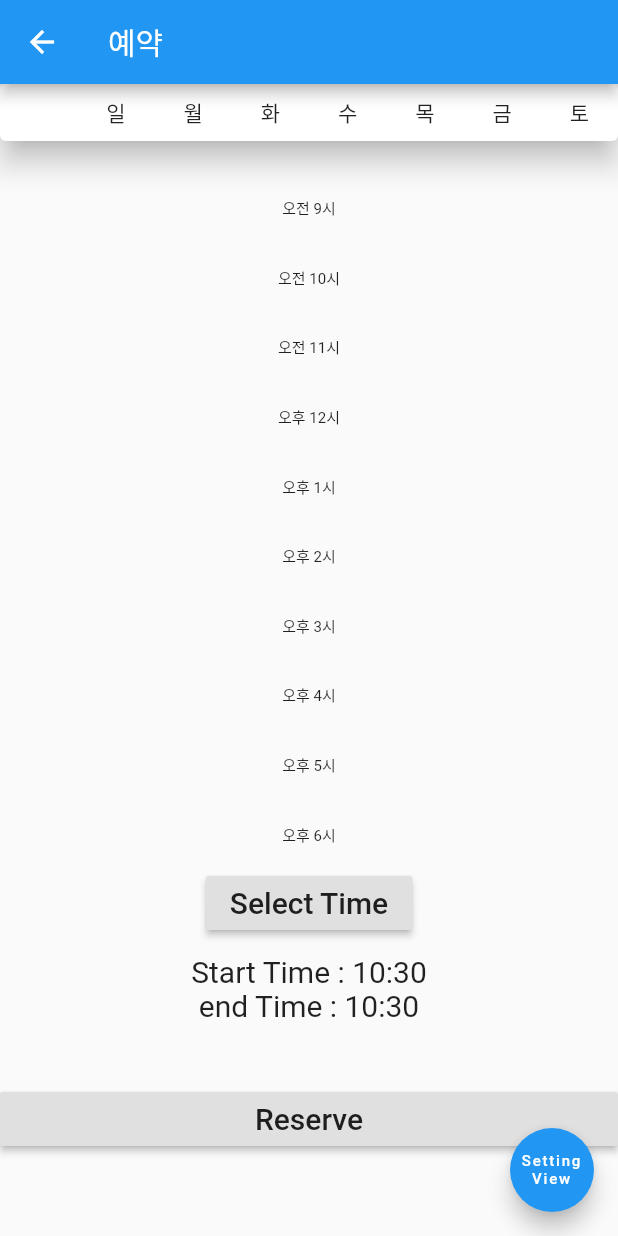
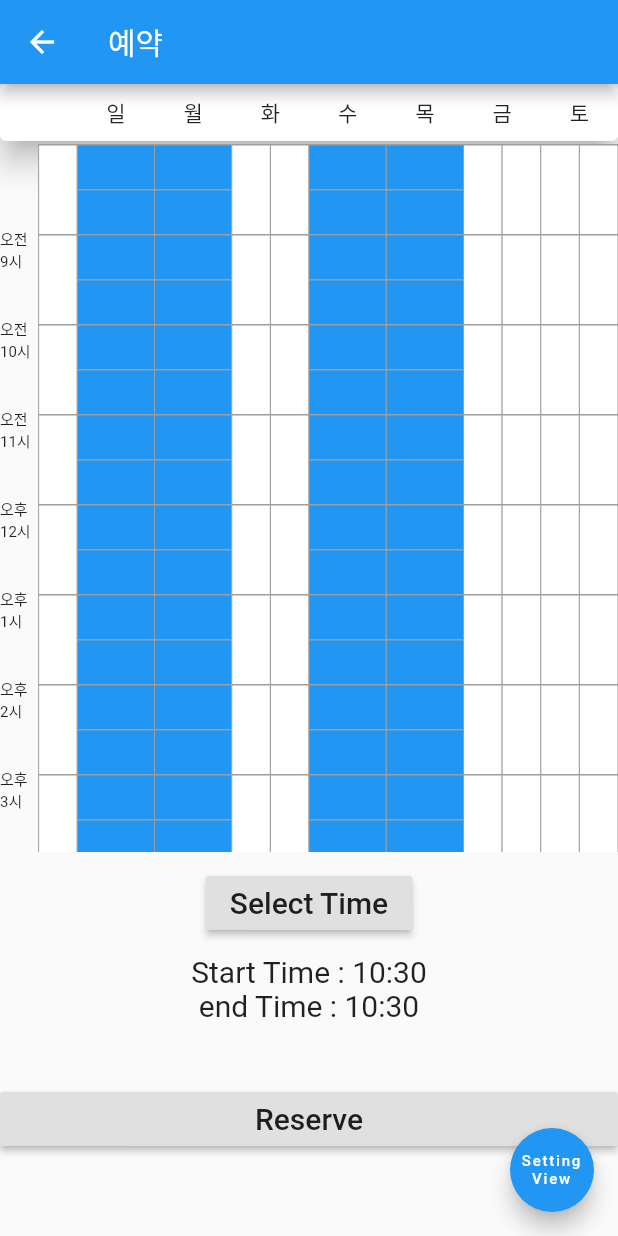
Before and after one commit to GC211SE/frontent, a Flutter app: the ReservationView screen opened by its route, on a phone screen of 412 x 824 dp. Run offline on Flutter 3.47's test engine with Material 2 defaults, Android fonts, the phone set to English and light mode, and no system bars; missing offline and left inert: f_datetimerangepicker; network calls fail.

Commit message:
잘그리면 될듯..
잘그리면 될듯..

```diff
--- a/lib/Widget/timetable.dart
+++ b/lib/Widget/timetable.dart
@@ -74,16 +74,38 @@ class _WeeklyTimeTableState extends State<WeeklyTimeTable> {
         Header(WeeklyTimes.dates[this.locale]), // 일, 월, 화, 수 ... 토
         Expanded(
           child: ListView.builder(
-            itemCount: WeeklyTimes.times[this.locale].length,
             shrinkWrap: true,
             scrollDirection: Axis.vertical,
+            itemCount: WeeklyTimes.times[this.locale].length,
             itemBuilder: (BuildContext context, int index) {
               List<Widget> children = [];
               /* time bar (left) */
-              children.add(Indicator(WeeklyTimes.times[this.locale][index]));
-              for (int dateIdx = 0; dateIdx < 8; dateIdx++){
+              children.add(
+                  Indicator(WeeklyTimes.times[this.locale][index])
+              );
+              bool isLecture;
+              for (int dateIdx = 0; dateIdx < 7; dateIdx++){
+                isLecture = false;
+                for (int lectureIdx = 0; lectureIdx < lec.length; lectureIdx++){
+                  if (dateIdx == int.parse(lec[lectureIdx].date)){
+                    // TODO: if lecture가 있을때
+                    /// timecal.return을 해서 잘 해서 잘 그린다...
+                    children.add(
+                        Column(
+                          children: [
+                            LectureBox(height: 30),
+                            LectureBox(height: 30),
+                          ],
+                        )
+                    );
+                  }
+                }
+                if (isLecture == false){
+                  children.add(
+                      Cell()
+                  );
+                }
               }
-              int pass = 0;
               /*
               for (int lectureIdx = 0; lectureIdx < lec.length; lectureIdx++){
                 if (dateIdx == int.parse(lec[lectureIdx].date)){
```
